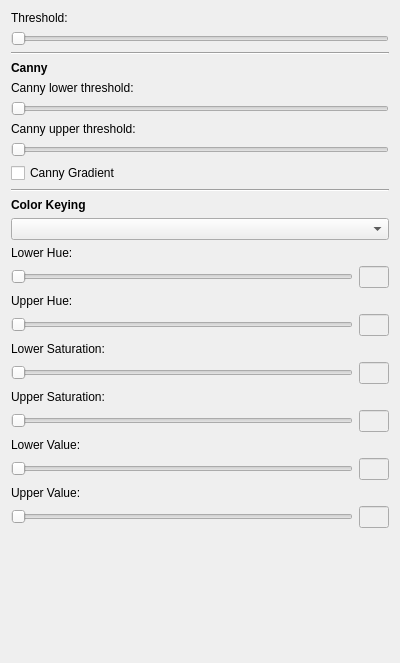
Old version of the form app/b/widgets/cardsprocessorsettings.ui in the repository soenkelange/soundtable.
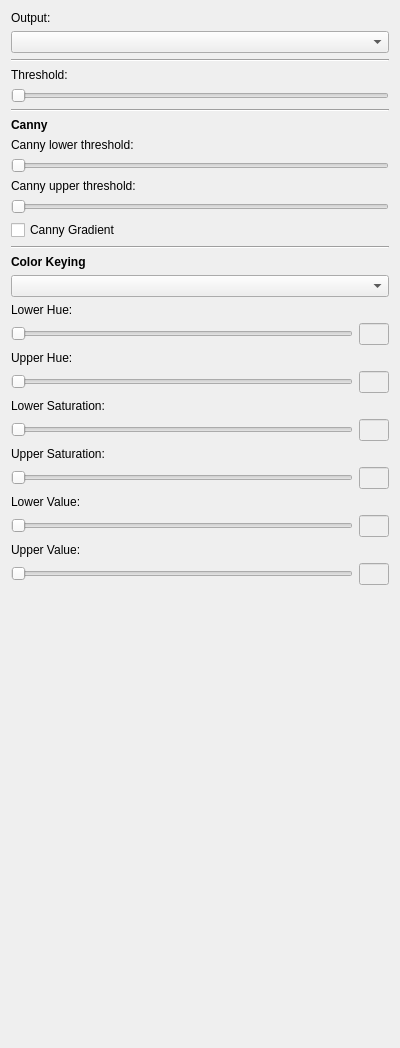
New version of the form.

Commit message: Add output selection to CardsProcessor

Diff of the .ui file:
```diff
--- a/app/b/widgets/cardsprocessorsettings.ui
+++ b/app/b/widgets/cardsprocessorsettings.ui
@@ -7,13 +7,30 @@
     <x>0</x>
     <y>0</y>
     <width>400</width>
-    <height>663</height>
+    <height>1048</height>
    </rect>
   </property>
   <property name="windowTitle">
    <string>Form</string>
   </property>
   <layout class="QVBoxLayout" name="verticalLayout">
+   <item>
+    <widget class="QLabel" name="label_5">
+     <property name="text">
+      <string>Output:</string>
+     </property>
+    </widget>
+   </item>
+   <item>
+    <widget class="QComboBox" name="outputSelector"/>
+   </item>
+   <item>
+    <widget class="Line" name="line_3">
+     <property name="orientation">
+      <enum>Qt::Horizontal</enum>
+     </property>
+    </widget>
+   </item>
    <item>
     <widget class="QLabel" name="thresholdLabel">
      <property name="text">
```
The commit also changes 4 other files.
